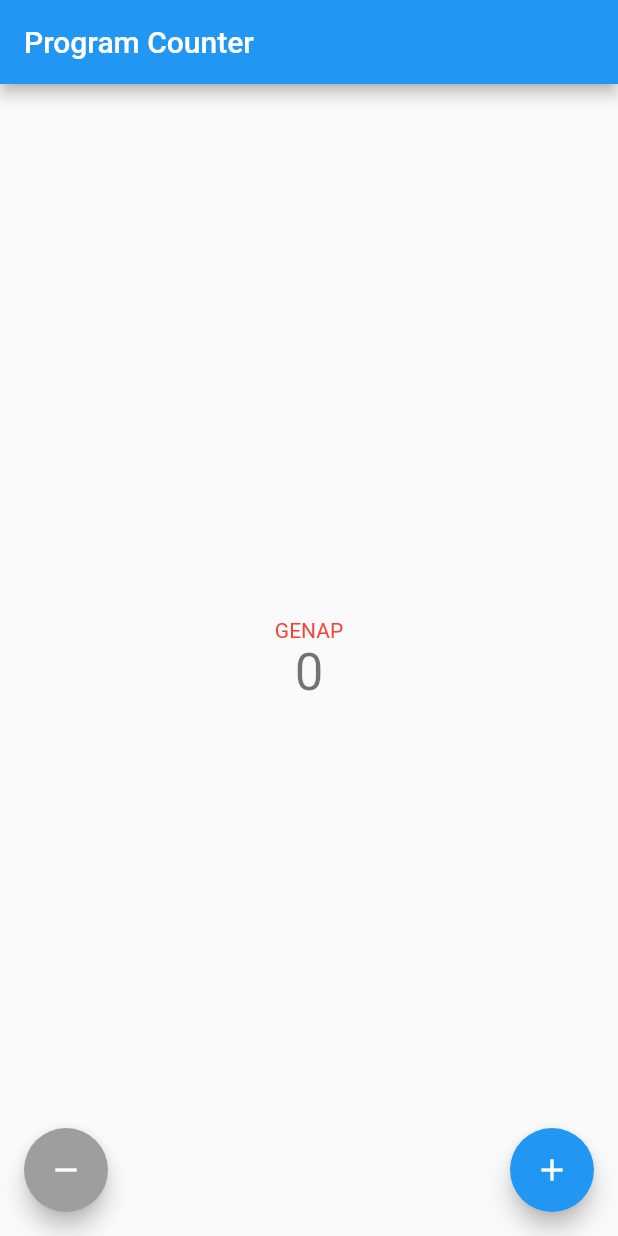
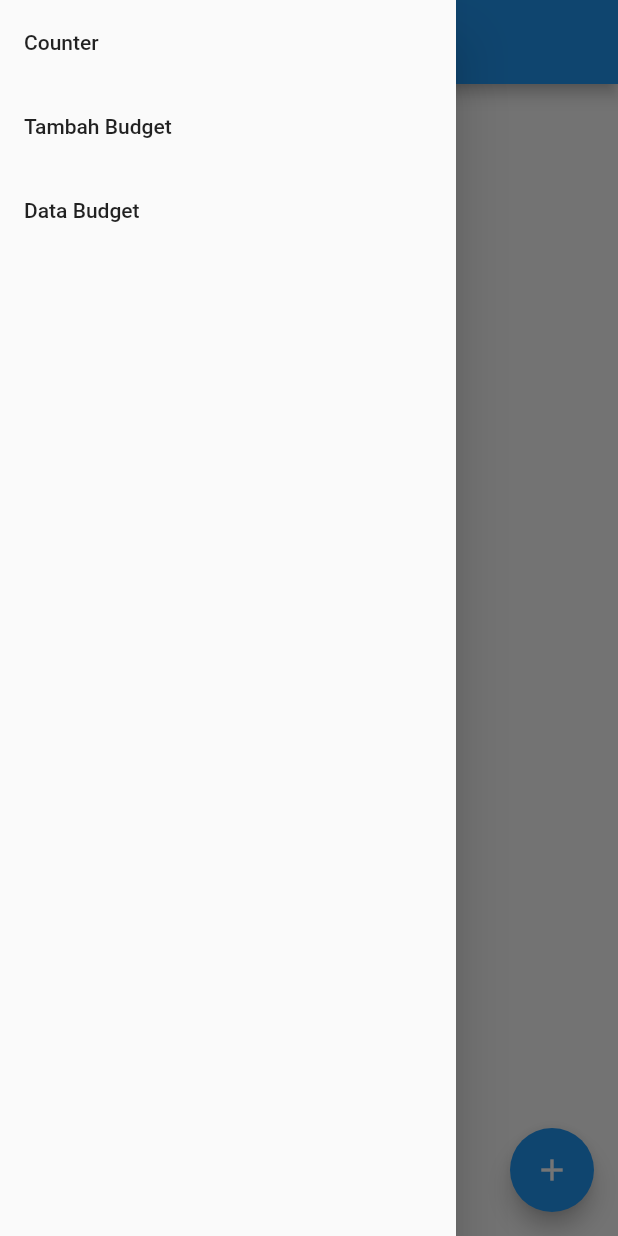
Before and after one commit to Rhfialyndra/pbp-flutter-lab, a Flutter app: the screen it shows after launch, with the side drawer open (before the commit the screen has no drawer), on a phone screen of 412 x 824 dp. Run offline on Flutter 3.47's test engine with Material 2 defaults, Android fonts, the phone set to English and light mode, and no system bars.

```diff
--- /dev/null
+++ b/lib/budget.dart
@@ -0,0 +1,10 @@
+
+class Budget {
+  late String title;
+  late String type;
+  late String date;
+  late int budgetNominal;
+
+  Budget(this.title, this.type, this.date, this.budgetNominal);
+
+}
--- /dev/null
+++ b/lib/drawer.dart
@@ -0,0 +1,58 @@
+import 'package:counter_7/budget.dart';
+import 'package:counter_7/budgetList.dart';
+import 'package:flutter/material.dart';
+import 'package:counter_7/budgetForm.dart';
+import 'package:counter_7/main.dart';
+
+class AppDrawer extends StatefulWidget {
+  late List<Budget> myBudgetList;
+  AppDrawer({super.key, required this.myBudgetList});
+
+  @override
+  State<AppDrawer> createState() => _AppDrawerState();
+}
+
+class _AppDrawerState extends State<AppDrawer>{
+
+
+  @override
+  Widget build(BuildContext context){
+    return Drawer(
+      child: Column(
+        children: [
+          // Menambahkan clickable menu
+          ListTile(
+            title: const Text('Counter'),
+            onTap: () {
+              // Route menu ke halaman utama
+              Navigator.push(
+                context,
+                MaterialPageRoute(builder: (context) => const MyHomePage(title: "Program Counter",)),
+              );
+            },
+          ),
+          ListTile(
+            title: const Text('Tambah Budget'),
+            onTap: () {
+              // Route menu ke halaman form
+              Navigator.pushReplacement(
+                context,
+                MaterialPageRoute(builder: (context) => const BudgetForm(title: "Form Budget",)),
+              );
+            },
+          ),
+           ListTile(
+            title: const Text('Data Budget'),
+            onTap: () {
+              // Route menu ke halaman form
+              Navigator.pushReplacement(
+                context,
+                MaterialPageRoute(builder: (context) => BudgetList( myBudgetList: widget.myBudgetList,)),
+              );
+            },
+          ),
+        ],
+      ),
+    );
+  }
+}
--- a/lib/main.dart
+++ b/lib/main.dart
@@ -1,3 +1,4 @@
+import 'package:counter_7/drawer.dart';
 import 'package:flutter/material.dart';
 
 void main() {
@@ -89,6 +90,10 @@ class _MyHomePageState extends State<MyHomePage> {
         // the App.build method, and use it to set our appbar title.
         title: Text(widget.title),
       ),
+       // Menambahkan drawer menu
+  drawer: AppDrawer(
+    myBudgetList: [],
+  ),
       body: Center(
         // Center is a layout widget. It takes a single child and positions it
         // in the middle of the parent.
```
Also changed, not shown: lib/budgetForm.dart (added, +160 -0 lines), lib/budgetList.dart (added, +66 -0 lines), pubspec.lock.
